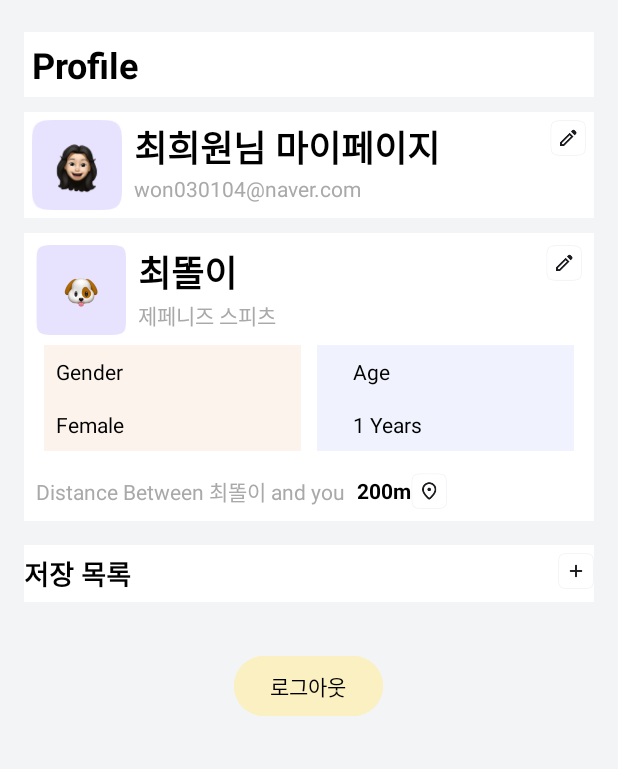
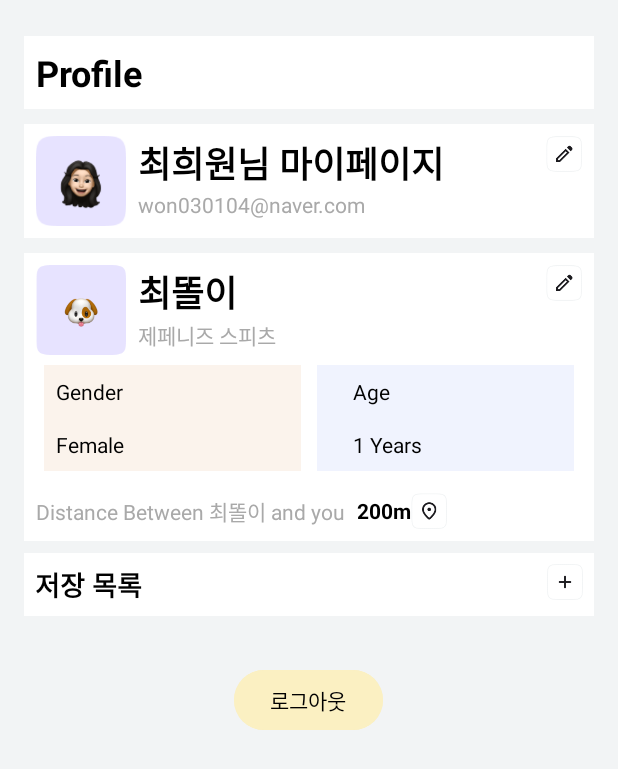
Before and after one commit to petopiaaa/Petopiaaa, an Android app: the layout fragment_profile.xml on its own in the app's theme, with its tools: preview values and no code run, on a phone screen of 412 x 824 dp. Shown: the top 769 px of the screen. Run offline under Robolectric (Android 15) with nearby library versions, the phone set to English and light mode, and no system bars.

```diff
--- a/app/build.gradle.kts
+++ b/app/build.gradle.kts
@@ -16,10 +16,6 @@ plugins {
 android {
     namespace = "edu.sswu.petopia"
     compileSdk = 34
-
-    viewBinding {
-        var enabled = true
-    }
 
     defaultConfig {
         applicationId = "edu.sswu.petopia"
--- a/app/src/main/res/layout/activity_edit_pet.xml
+++ b/app/src/main/res/layout/activity_edit_pet.xml
@@ -45,17 +45,20 @@
             android:src="@drawable/ic_pfadd2"
             android:layout_gravity="center"/>
         <EditText
+            android:id="@+id/petNameEditText"
             android:layout_width="match_parent"
             android:layout_height="wrap_content"
             android:textSize="20dp"
             android:hint="이름" />
 
         <EditText
+            android:id="@+id/petAgeEditText"
             android:layout_width="match_parent"
             android:layout_height="wrap_content"
             android:textSize="20dp"
             android:hint="생년월일" />
         <EditText
+            android:id="@+id/petBreedEditText"
             android:layout_width="match_parent"
             android:layout_height="wrap_content"
             android:textSize="20dp"
@@ -66,6 +69,7 @@
             android:textSize="20dp"
             android:hint="몸무게" />
         <EditText
+            android:id="@+id/petGenderEditText"
             android:layout_width="match_parent"
             android:layout_height="wrap_content"
             android:textSize="20dp"
--- a/app/src/main/res/layout/activity_edit_user.xml
+++ b/app/src/main/res/layout/activity_edit_user.xml
@@ -45,12 +45,14 @@
             android:src="@drawable/ic_pfadd2"
             android:layout_gravity="center"/>
         <EditText
+            android:id="@+id/nameEditText"
             android:layout_width="match_parent"
             android:layout_height="wrap_content"
             android:textSize="20dp"
             android:hint="이름" />
 
         <EditText
+            android:id="@+id/emailEditText"
             android:layout_width="match_parent"
             android:layout_height="wrap_content"
             android:textSize="20dp"
--- a/app/src/main/res/layout/fragment_profile.xml
+++ b/app/src/main/res/layout/fragment_profile.xml
@@ -15,7 +15,7 @@
             android:layout_width="match_parent"
             android:layout_height="wrap_content"
             android:orientation="vertical"
-            android:paddingVertical="5dp">
+            android:paddingVertical="8dp">
 
             <!-- Header Line -->
             <LinearLayout
@@ -23,7 +23,7 @@
                 android:layout_height="wrap_content"
                 android:orientation="vertical"
                 android:gravity="center_vertical"
-                android:padding="5dp"
+                android:padding="8dp"
                 android:layout_marginBottom="10dp"
                 android:background="#FFFFFF">
 
@@ -44,7 +44,7 @@
                 android:layout_height="wrap_content"
                 android:orientation="vertical"
                 android:gravity="center_vertical"
-                android:padding="5dp"
+                android:padding="8dp"
                 android:layout_marginBottom="10dp"
                 android:background="#FFFFFF">
 
@@ -66,6 +66,7 @@
                         android:paddingStart="8dp">
 
                         <TextView
+                            android:id="@+id/nameTextView"
                             android:layout_width="wrap_content"
                             android:layout_height="wrap_content"
                             android:text="최희원님 마이페이지"
@@ -74,6 +75,7 @@
                             android:textStyle="bold" />
 
                         <TextView
+                            android:id="@+id/emailTextView"
                             android:layout_width="wrap_content"
                             android:layout_height="wrap_content"
                             android:text="won030104@naver.com"
@@ -120,6 +122,7 @@
                         android:paddingStart="8dp">
 
                         <TextView
+                            android:id="@+id/petNameTextView"
                             android:layout_width="wrap_content"
                             android:layout_height="wrap_content"
                             android:text="최똘이"
@@ -128,6 +131,7 @@
                             android:textStyle="bold" />
 
                         <TextView
+                            android:id="@+id/petBreedTextView"
                             android:layout_width="wrap_content"
                             android:layout_height="wrap_content"
                             android:text="제페니즈 스피츠"
@@ -167,6 +171,7 @@
                             android:padding="8dp"
                             android:textColor="@color/black" />
                         <TextView
+                            android:id="@+id/petGenderTextView"
                             android:layout_width="wrap_content"
                             android:layout_height="wrap_content"
                             android:text="Female"
@@ -191,6 +196,7 @@
                             android:layout_marginStart="16dp"
                             android:textColor="@color/black" />
                         <TextView
+                            android:id="@+id/petAgeTextView"
                             android:layout_width="wrap_content"
                             android:layout_height="wrap_content"
                             android:text="1 Years"
@@ -202,9 +208,6 @@
 
 
                 </LinearLayout>
-
-
-
 
 
                 <LinearLayout
@@ -246,9 +249,9 @@
                 android:layout_width="match_parent"
                 android:layout_height="wrap_content"
                 android:orientation="horizontal"
-                android:paddingVertical="5dp"
+                android:padding="7dp"
                 android:background="#FFFFFF"
-                android:layout_marginTop="16dp">
+                android:layout_marginTop="8dp">
 
                 <TextView
                     android:layout_width="0dp"
@@ -276,6 +279,7 @@
                 android:gravity="center">
 
                 <Button
+                    android:id="@+id/logoutButton"
                     android:layout_width="wrap_content"
                     android:layout_height="wrap_content"
                     android:text="로그아웃"
```
Also changed, not shown: app/src/main/AndroidManifest.xml (+6 -7 lines), app/src/main/java/edu/sswu/petopia/fragment/ProfileFragment.kt (+60 -0 lines), app/src/main/java/edu/sswu/petopia/register/RegisterActivity.kt (+8 -7 lines), app/src/main/java/edu/sswu/petopia/ui/profile/EditPetActivity.kt (+29 -0 lines), app/src/main/java/edu/sswu/petopia/ui/profile/EditUserActivity.kt (+25 -0 lines), 4 other files.
